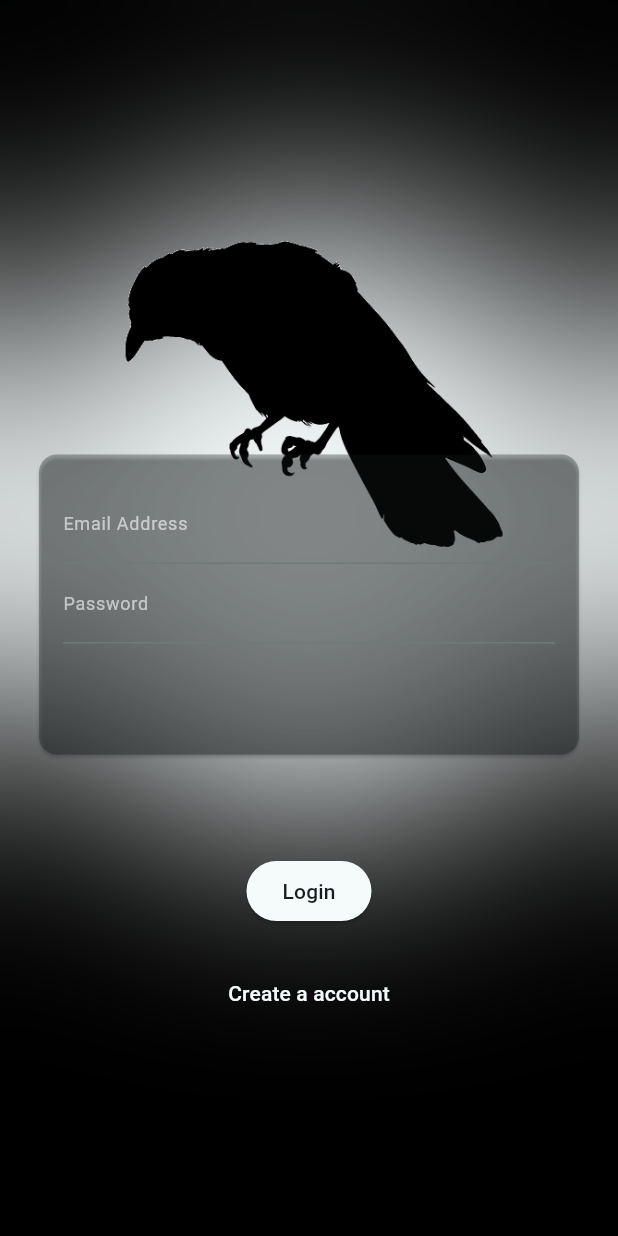
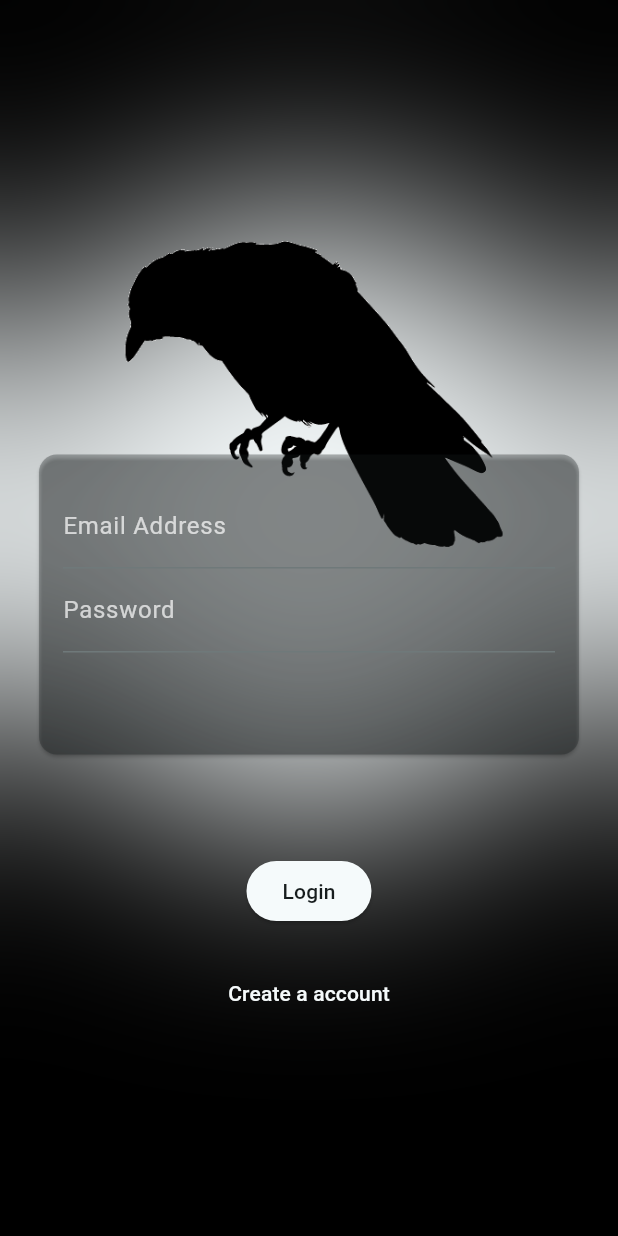
Before and after one commit to Bartosz-J-Przybyl/hug_mun, a Flutter app: the screen it shows after launch, on a phone screen of 412 x 824 dp. Run offline on Flutter 3.47's test engine with Material 3 defaults, Android fonts, the phone set to English and light mode, and no system bars; our stand-ins replace built_collection, built_value, dio, firebase_core; missing offline and left inert: one_of_serializer; accounts and stored records are empty.

Commit message:
improove errror message style

```diff
--- a/lib/widgets/reusable_text_form_field.dart
+++ b/lib/widgets/reusable_text_form_field.dart
@@ -19,12 +19,17 @@ class ReusableTextFormField extends StatelessWidget {
   Widget build(BuildContext context) {
     return TextFormField(
       decoration: InputDecoration(
+        errorStyle: TextStyle(
+          fontSize: 14,
+          color: Colors.red,
+          fontWeight: FontWeight.w500,
+        ),
         focusedBorder: const UnderlineInputBorder(
           borderSide: BorderSide(color: Colors.white),
         ),
         labelText: labelText,
-        floatingLabelStyle: const TextStyle(color: Colors.white, fontSize: 16),
-        labelStyle: const TextStyle(color: Colors.white60, fontSize: 12),
+        floatingLabelStyle: const TextStyle(color: Colors.white, fontSize: 18),
+        labelStyle: const TextStyle(color: Colors.white70, fontSize: 16),
       ),
       style: TextStyle(
         color: Theme.of(context).colorScheme.onPrimary,
```
